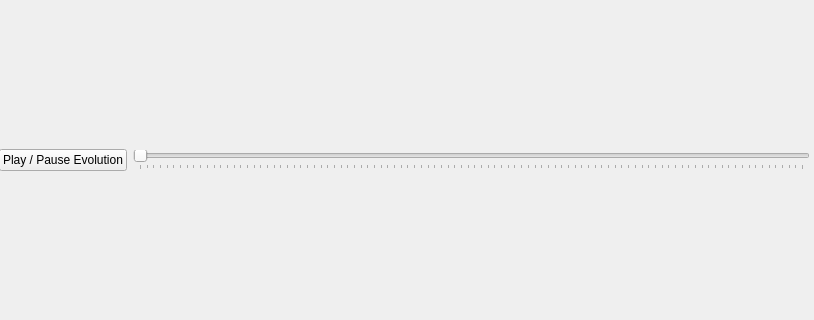
First picture: the form in QtEvoPic.ui, repository jeroenvlek/evopic, before the edit; both pictures show x 0 to 814 and y 115 to 435 of the 814 by 596 pixel window.
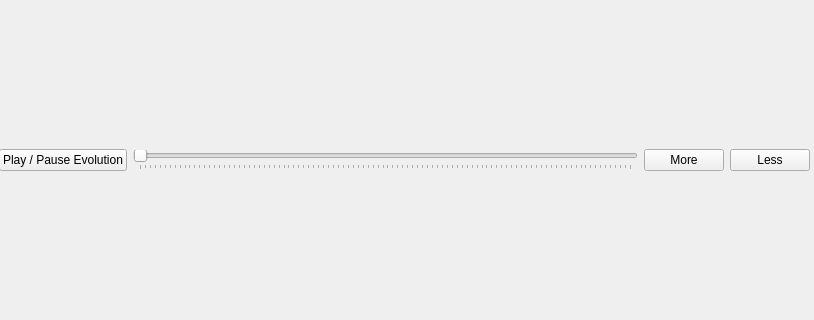
Second picture: the form after the edit.

Commit message: * Added more and less buttons

Patch:
```diff
--- a/QtEvoPic.ui
+++ b/QtEvoPic.ui
@@ -73,6 +73,20 @@
          </property>
         </widget>
        </item>
+       <item>
+        <widget class="QPushButton" name="moreButton">
+         <property name="text">
+          <string>More</string>
+         </property>
+        </widget>
+       </item>
+       <item>
+        <widget class="QPushButton" name="lessButton">
+         <property name="text">
+          <string>Less</string>
+         </property>
+        </widget>
+       </item>
       </layout>
      </item>
     </layout>
```
